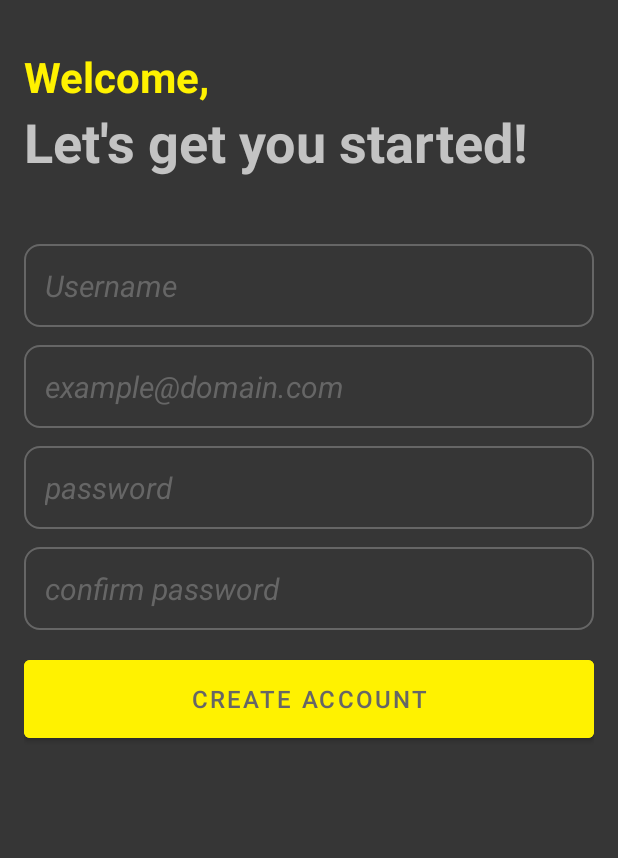
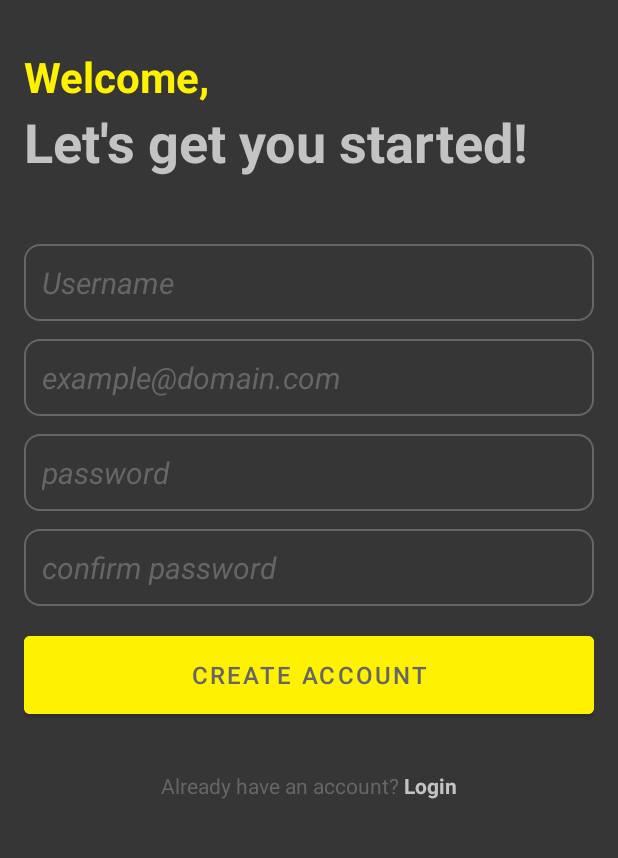
Before and after one commit to kikis202/fitness-tracker, an Android app: the layout activity_create_account.xml on its own in the app's theme, with its tools: preview values and no code run, on a phone screen of 412 x 824 dp, the part 264-1122 px from its top. Run offline under Robolectric (Android 15) with nearby library versions, the phone set to English and light mode, and no system bars.

Commit message:
Added "Already have an account" possibility to "CreateAccountActivity" App now launches into "CreateAccountActivity" instead of "MainActivity"

```diff
--- a/app/src/main/java/com/example/fitness_tracker/SplashActivity.java
+++ b/app/src/main/java/com/example/fitness_tracker/SplashActivity.java
@@ -16,7 +16,7 @@ public class SplashActivity extends AppCompatActivity {
         new Handler().postDelayed(new Runnable() {
             @Override
             public void run() {
-                startActivity(new Intent(SplashActivity.this, MainActivity.class));
+                startActivity(new Intent(SplashActivity.this, CreateAccountActivity.class));
                 finish();
             }
         }, 1500);
--- a/app/src/main/res/layout/activity_create_account.xml
+++ b/app/src/main/res/layout/activity_create_account.xml
@@ -24,7 +24,7 @@
         android:layout_height="wrap_content"
         android:layout_below="@id/sign_up_logo"
         android:orientation="vertical"
-        android:id="@+id/greeting">
+        android:id="@+id/greeting_layout">
 
         <TextView
             android:layout_width="match_parent"
@@ -47,9 +47,11 @@
     <LinearLayout
         android:layout_width="match_parent"
         android:layout_height="wrap_content"
-        android:layout_below="@id/greeting"
+        android:layout_below="@id/greeting_layout"
         android:orientation="vertical"
-        android:layout_marginVertical="32dp">
+        android:layout_marginVertical="32dp"
+        android:id="@+id/form_layout"
+        >
 
         <EditText
             android:layout_width="match_parent"
@@ -61,7 +63,7 @@
             android:textSize="20sp"
             android:textColor="@color/main_text"
             android:background="@drawable/rounded_corner"
-            android:padding="14dp"
+            android:padding="12dp"
             android:layout_marginTop="12dp"
 
             android:id="@+id/username_edit_text"
@@ -76,7 +78,7 @@
             android:inputType="textEmailAddress"
             android:hint="@string/email_hint"
             android:autofillHints="emailAddress"
-            android:padding="14dp"
+            android:padding="12dp"
             android:textColor="@color/main_text"
             android:textColorHint="@color/secondary"
 
@@ -91,7 +93,7 @@
             android:textSize="20sp"
             android:textColor="@color/main_text"
             android:background="@drawable/rounded_corner"
-            android:padding="14dp"
+            android:padding="12dp"
             android:layout_marginTop="12dp"
 
             android:id="@+id/password_edit_text"
@@ -106,7 +108,7 @@
             android:textSize="20sp"
             android:textColor="@color/main_text"
             android:background="@drawable/rounded_corner"
-            android:padding="14dp"
+            android:padding="12dp"
             android:layout_marginTop="12dp"
 
             android:id="@+id/confirm_password_edit_text"
@@ -120,8 +122,40 @@
             android:layout_marginTop="14dp"
             android:textSize="16sp"
             android:backgroundTint="@color/accent"
-            android:id="@+id/submit_sign_up"/>
+            android:id="@+id/submit_sign_up"
+            />
 
+        <ProgressBar
+            android:id="@+id/progress_circular"
+            android:layout_width="32dp"
+            android:layout_height="64dp"
+            android:layout_gravity="center"
+            android:layout_marginTop="14dp"
+            android:visibility="gone" />
+
+    </LinearLayout>
+
+    <LinearLayout
+        android:layout_width="match_parent"
+        android:layout_height="wrap_content"
+        android:layout_below="@id/form_layout"
+        android:orientation="horizontal"
+        android:gravity="center">
+
+        <TextView
+            android:layout_width="wrap_content"
+            android:layout_height="wrap_content"
+            android:text="@string/have_account"
+            android:textColor="@color/secondary"/>
+
+        <TextView
+            android:layout_width="wrap_content"
+            android:layout_height="wrap_content"
+            android:text="@string/login"
+            android:textStyle="bold"
+            android:textColor="@color/main_text"
+            android:id="@+id/login_text_view_button"
+            />
 
     </LinearLayout>
 
--- a/app/src/main/res/values/strings.xml
+++ b/app/src/main/res/values/strings.xml
@@ -9,4 +9,7 @@
     <string name="password_hint"><i>password</i></string>
     <string name="confirm_password_hint"><i>confirm password</i></string>
     <string name="submit_sign_up">CREATE ACCOUNT</string>
+    <string name="login">Login</string>
+    <string name="have_account">"Already have an account? "</string>
+
 </resources>
```
